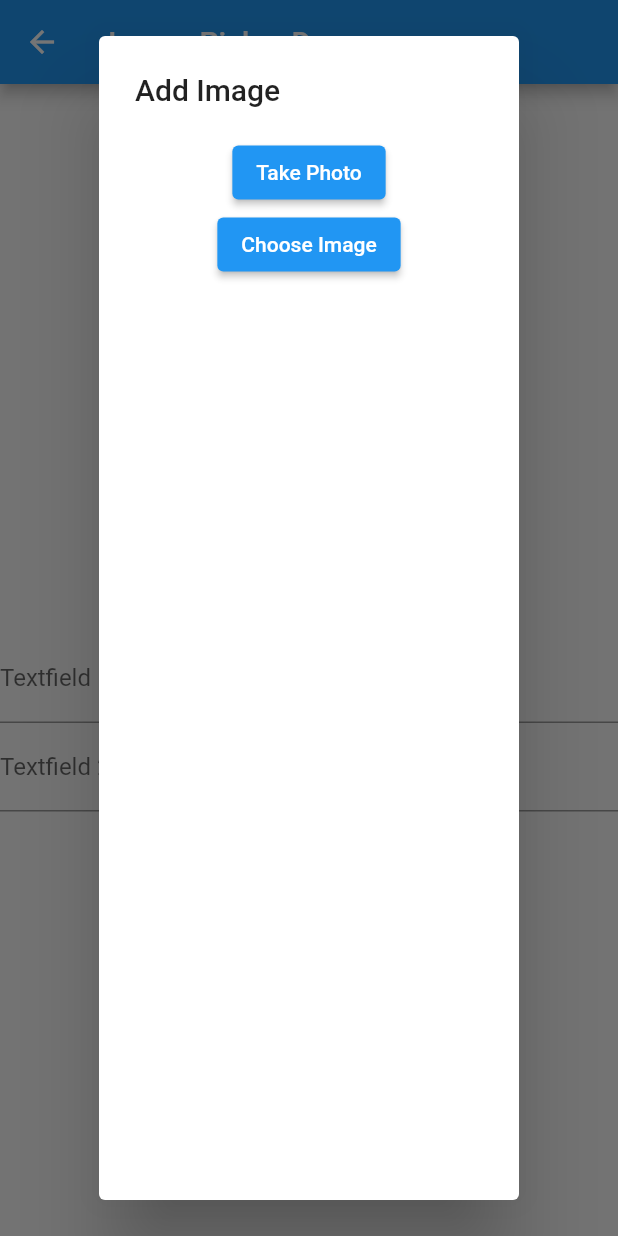
After one commit to ahmedhossain29/notes, a Flutter app: the MyHomePage screen opened directly, after a tap on "Select Image", on a phone screen of 412 x 824 dp. The commit adds this screen. Run offline on Flutter 3.47's test engine with Material 2 defaults, Android fonts, the phone set to English and light mode, and no system bars; our stand-ins replace image_picker.

Commit message:
1.Add Image

```diff
--- /dev/null
+++ b/lib/Test.dart
@@ -0,0 +1,108 @@
+import 'dart:io';
+
+import 'package:flutter/material.dart';
+import 'package:image_picker/image_picker.dart';
+
+class MyHomePage extends StatefulWidget {
+  @override
+  _MyHomePageState createState() => _MyHomePageState();
+}
+
+class _MyHomePageState extends State<MyHomePage> {
+  File? _image;
+  final TextEditingController _textField1Controller = TextEditingController();
+  final TextEditingController _textField2Controller = TextEditingController();
+
+  Future<void> _showImageDialog() async {
+    return showDialog(
+      context: context,
+      builder: (BuildContext context) {
+        return AlertDialog(
+          title: Text('Add Image'),
+          content: Column(
+            children: [
+              ElevatedButton(
+                onPressed: () {
+                  _takePhoto();
+                  Navigator.pop(context);
+                },
+                child: Text('Take Photo'),
+              ),
+              ElevatedButton(
+                onPressed: () {
+                  _chooseImage();
+                  Navigator.pop(context);
+                },
+                child: Text('Choose Image'),
+              ),
+            ],
+          ),
+        );
+      },
+    );
+  }
+
+  Future<void> _takePhoto() async {
+    final pickedFile =
+        await ImagePicker().pickImage(source: ImageSource.camera);
+
+    if (pickedFile != null) {
+      setState(() {
+        _image = File(pickedFile.path);
+      });
+    }
+  }
+
+  Future<void> _chooseImage() async {
+    final pickedFile =
+        await ImagePicker().pickImage(source: ImageSource.gallery);
+
+    if (pickedFile != null) {
+      setState(() {
+        _image = File(pickedFile.path);
+      });
+    }
+  }
+
+  @override
+  Widget build(BuildContext context) {
+    return Scaffold(
+      appBar: AppBar(
+        title: Text('Image Picker Demo'),
+      ),
+      body: Center(
+        child: Column(
+          mainAxisAlignment: MainAxisAlignment.center,
+          children: <Widget>[
+            _image == null
+                ? Text('No image selected.')
+                : Image.file(
+                    _image!,
+                    height: 300,
+                    width: double.infinity,
+                  ),
+            ElevatedButton(
+              onPressed: _showImageDialog,
+              child: const Text('Select Image'),
+            ),
+            // if (_image != null) ...[
+            //   Image.file(
+            //     _image!,
+            //     height: 400,
+            //     width: double.infinity,
+            //   ),
+            SizedBox(height: 20),
+            TextField(
+              controller: _textField1Controller,
+              decoration: InputDecoration(labelText: 'Textfield 1'),
+            ),
+            TextField(
+              controller: _textField2Controller,
+              decoration: InputDecoration(labelText: 'Textfield 2'),
+            ),
+          ],
+        ),
+      ),
+    );
+  }
+}
--- a/pubspec.yaml
+++ b/pubspec.yaml
@@ -37,6 +37,10 @@ dependencies:
   cupertino_icons: ^1.0.2
   modal_bottom_sheet: ^2.1.2
   flutter_staggered_grid_view: ^0.7.0
+  shared_preferences: ^2.2.2
+  image_picker: ^1.0.4
+  path: ^1.8.3
+  path_provider: ^2.0.15
 
 dev_dependencies:
   flutter_test:
```
Also changed, not shown: lib/add_new_note_screen.dart (+15 -13 lines), lib/custom_appbar_for_Card.dart (added, +98 -0 lines), lib/home_screen.dart (+41 -1 lines), lib/widgets/bottom_nav_bar_widget.dart (+39 -2 lines), pubspec.lock, 5 other files.
